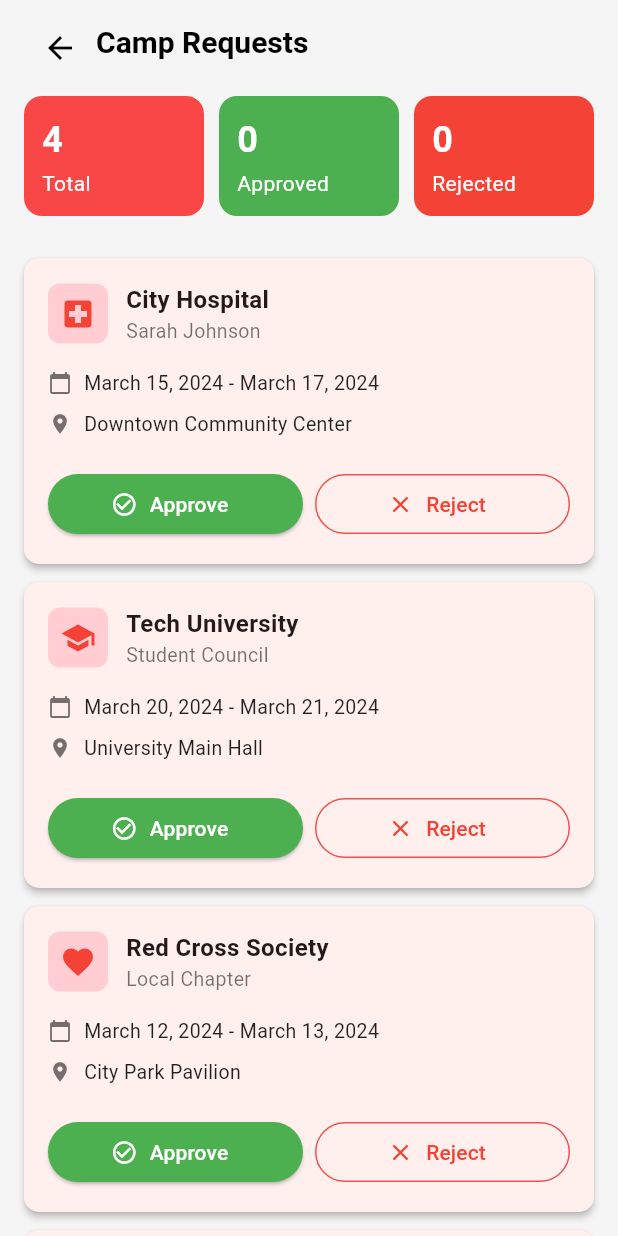
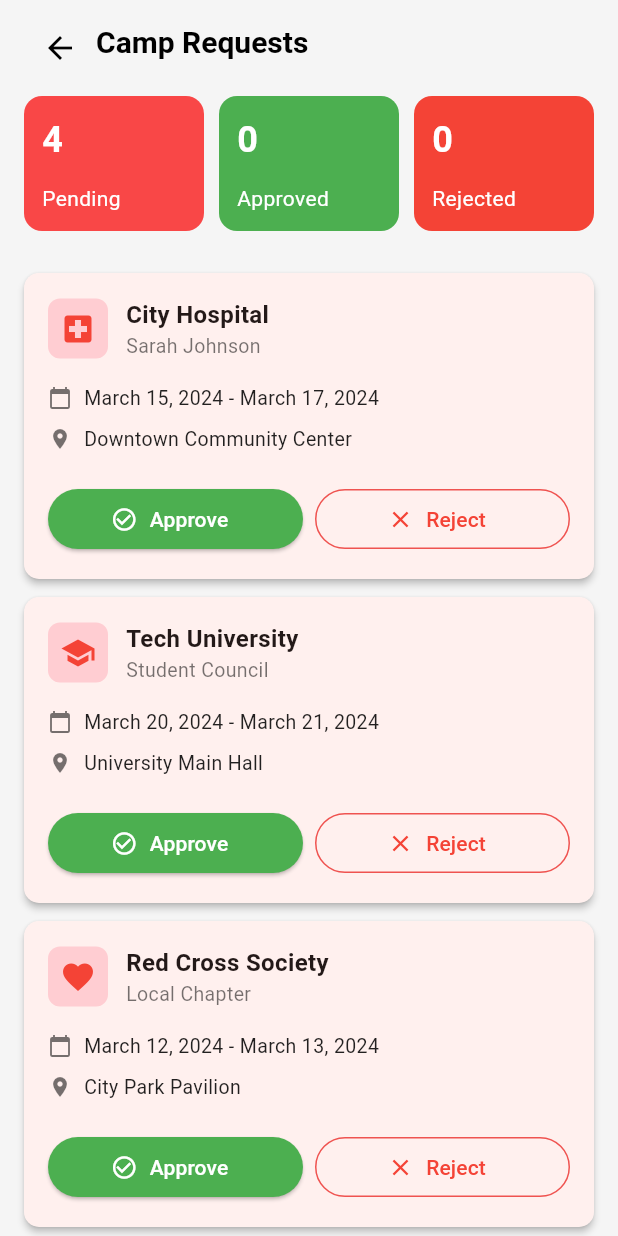
Before and after one commit to hardik7426/blood_bank_app, a Flutter app: the CampRequestsPage screen opened directly, on a phone screen of 412 x 824 dp. Run offline on Flutter 3.47's test engine with Material 3 defaults, Android fonts, the phone set to English and light mode, and no system bars.

Commit message:
solve overlap problem

```diff
--- a/lib/screens/admin/camp_requests_page.dart
+++ b/lib/screens/admin/camp_requests_page.dart
@@ -8,9 +8,7 @@
 }
 
 class _CampRequestsPageState extends State<CampRequestsPage> {
-  // NOTE: Use a mutable list so we can update the status/remove requests
   final List<Map<String, dynamic>> _campRequests = List.from(_initialCampRequests);
-  int _total = _initialCampRequests.length;
   int _approved = 0;
   int _rejected = 0;
 
@@ -20,31 +18,29 @@
     _updateCounts();
   }
 
-  // Recalculates the total, approved, and rejected counts
   void _updateCounts() {
     setState(() {
-      _total = _campRequests.length;
+      // For this UI, total should reflect all original requests, not just pending
       _approved = _campRequests.where((r) => r['status'] == 'Approved').length;
       _rejected = _campRequests.where((r) => r['status'] == 'Rejected').length;
     });
   }
 
-  // Handles the Approve and Reject actions
   void _handleAction(String id, String action) {
-    setState(() {
     final index = _campRequests.indexWhere((r) => r['id'] == id);
     if (index != -1) {
-        // Change the status of the request
-        _campRequests[index]['status'] = action;
-
-        // Remove the item from the list to update the display
+      setState(() {
+        // We can just remove it from the pending list for this UI
         _campRequests.removeAt(index);
 
-        // Optionally, re-add it if you want it to appear in a different section/state
-        // For this UI, we assume approved/rejected requests are processed and disappear from the main list.
+        // Update counts based on the action
+        if (action == 'Approved') {
+          _approved++;
+        } else if (action == 'Rejected') {
+          _rejected++;
         }
-      _updateCounts();
       });
+    }
 
     ScaffoldMessenger.of(context).showSnackBar(
       SnackBar(content: Text('Camp Request ID $id was $action.')),
@@ -55,6 +51,9 @@
 
   @override
   Widget build(BuildContext context) {
+    // IMPROVEMENT: Filter the list before building for better performance
+    final pendingRequests = _campRequests.where((r) => r['status'] == 'Pending').toList();
+
     return Scaffold(
       backgroundColor: Colors.grey[100],
       body: CustomScrollView(
@@ -85,12 +84,12 @@
           // Stat Cards (Total, Approved, Rejected)
           SliverPadding(
             padding: const EdgeInsets.symmetric(horizontal: 16, vertical: 8),
-            sliver: SliverList(
-              delegate: SliverChildListDelegate(
-                [
+            sliver: SliverToBoxAdapter(
+              child: Column(
+                children: [
                   Row(
                     children: [
-                      _buildStatCard("Total", _total.toString(), const Color(0xFFF94747)),
+                      _buildStatCard("Pending", pendingRequests.length.toString(), const Color(0xFFF94747)),
                       const SizedBox(width: 10),
                       _buildStatCard("Approved", _approved.toString(), Colors.green),
                       const SizedBox(width: 10),
@@ -109,14 +108,10 @@
             sliver: SliverList(
               delegate: SliverChildBuilderDelegate(
                 (context, index) {
-                  final request = _campRequests[index];
-                  // Only show requests that are pending approval
-                  if (request['status'] == 'Pending') {
+                  final request = pendingRequests[index];
                   return _buildRequestCard(context, request);
-                  }
-                  return const SizedBox.shrink();
                 },
-                childCount: _campRequests.length,
+                childCount: pendingRequests.length, // Use the length of the filtered list
               ),
             ),
           ),
@@ -130,7 +125,7 @@
   Widget _buildStatCard(String title, String value, Color color) {
     return Expanded(
       child: Container(
-        height: 80,
+        height: 90, // <-- FIX: Increased height from 80 to 90 to solve overflow
         padding: const EdgeInsets.all(12),
         decoration: BoxDecoration(
           color: color,
@@ -163,8 +158,6 @@
 
   // Helper Widget for individual Request Cards
   Widget _buildRequestCard(BuildContext context, Map<String, dynamic> request) {
-    bool showActions = request['status'] == 'Pending';
-
     return Card(
       margin: const EdgeInsets.only(bottom: 12),
       elevation: 2,
@@ -210,7 +203,6 @@
             _buildDetailRow(Icons.location_on, request['location']),
 
             // Action Buttons
-            if (showActions)
             Padding(
               padding: const EdgeInsets.only(top: 16.0),
               child: Row(
@@ -241,24 +233,6 @@
                 ],
               ),
             ),
-
-            // View Details Button (for requests that might need review)
-            if (!showActions) // Assuming View Details button is for items that need manual review/details
-              Padding(
-                padding: const EdgeInsets.only(top: 16.0),
-                child: SizedBox(
-                  width: double.infinity,
-                  child: OutlinedButton.icon(
-                    onPressed: () { /* TODO: Navigate to view details */ },
-                    icon: const Icon(Icons.visibility, size: 18),
-                    label: const Text('View Details'),
-                    style: OutlinedButton.styleFrom(
-                      foregroundColor: Colors.blue,
-                      side: const BorderSide(color: Colors.blue),
-                    ),
-                  ),
-                ),
-              ),
           ],
         ),
       ),
@@ -280,8 +254,8 @@
   }
 }
 
-// --- Sample Data (Mutable for demonstration) ---
-List<Map<String, dynamic>> _initialCampRequests = [
+// --- Sample Data ---
+final List<Map<String, dynamic>> _initialCampRequests = [
   {
     'id': 'C101',
     'campName': 'City Hospital',
```
Lines whose indentation alone changed are shown as unchanged.
